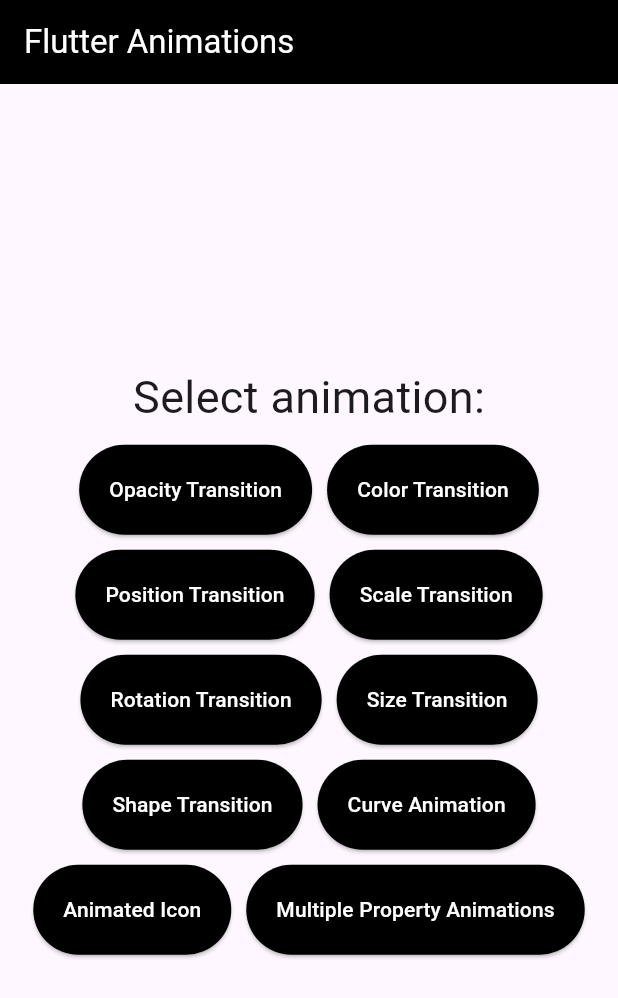
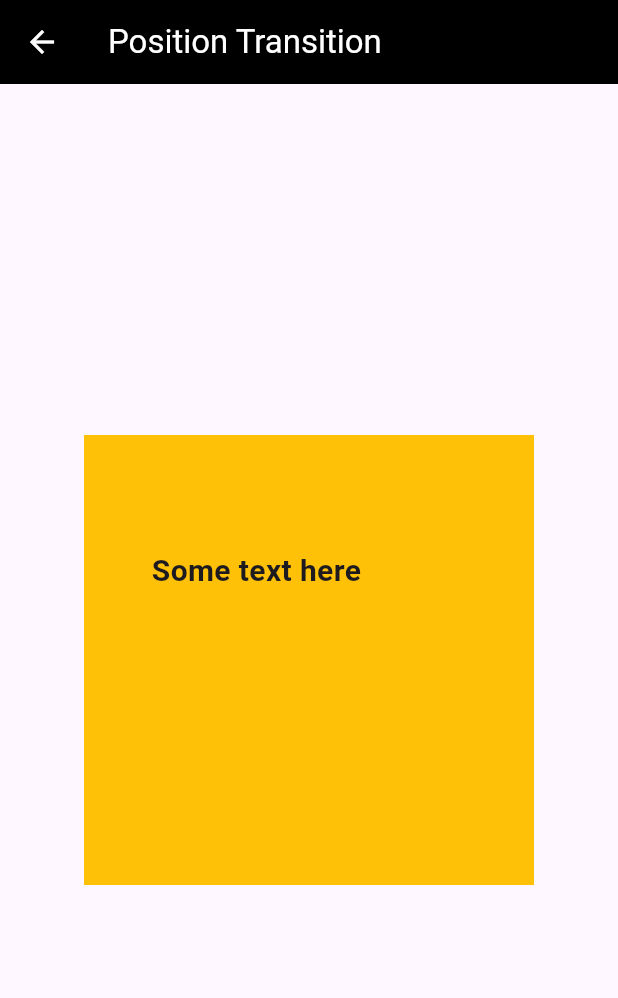
Before and after one commit to mernaislam/Flutter-Animations-pt2, a Flutter app: the screen it shows after launch, after a tap on "Position Transition", on a phone screen of 412 x 824 dp. Shown: the top 998 px of the screen. Run offline on Flutter 3.47's test engine with Material 3 defaults, Android fonts, the light colour scheme and no system bars.

Commit message:
feat: Add position transition

```diff
--- a/flutter_animations_pt2/lib/main.dart
+++ b/flutter_animations_pt2/lib/main.dart
@@ -2,6 +2,7 @@
 import 'package:flutter_animations_pt2/screens/color_transition_screen.dart';
 import 'package:flutter_animations_pt2/screens/home_screen.dart';
 import 'package:flutter_animations_pt2/screens/opacity_transition_screen.dart';
+import 'package:flutter_animations_pt2/screens/position_transition_screen.dart';
 
 void main() {
   runApp(const AnimationsApp());
@@ -19,6 +20,7 @@
         HomeScreen.id : (context) => const HomeScreen(),
         OpacityTransitionScreen.id : (context) => const OpacityTransitionScreen(),
         ColorTransitionScreen.id : (context) => const ColorTransitionScreen(),
+        PositionTransitionScreen.id :(context) => const PositionTransitionScreen(),
       },
       initialRoute: HomeScreen.id,
     );
--- /dev/null
+++ b/flutter_animations_pt2/lib/screens/position_transition_screen.dart
@@ -0,0 +1,53 @@
+import 'package:flutter/material.dart';
+
+class PositionTransitionScreen extends StatefulWidget {
+  const PositionTransitionScreen({super.key});
+
+  static const id = 'Position Transition';
+  @override
+  State<PositionTransitionScreen> createState() =>
+      _PositionTransitionScreenState();
+}
+
+class _PositionTransitionScreenState extends State<PositionTransitionScreen> {
+  @override
+  Widget build(BuildContext context) {
+    return Scaffold(
+      appBar: AppBar(
+        title: const Text(PositionTransitionScreen.id),
+        backgroundColor: Colors.black,
+        foregroundColor: Colors.white,
+      ),
+      body: TweenAnimationBuilder(
+        tween: Tween<AlignmentGeometry>(
+          begin: Alignment.topLeft,
+          end: Alignment.bottomRight,
+        ),
+        curve: Curves.easeInOut,
+        duration: const Duration(
+          seconds: 3,
+        ),
+        child: const Text(
+          'Some text here',
+          style: TextStyle(
+            fontSize: 20,
+            fontWeight: FontWeight.bold,
+          ),
+        ),
+        builder: (context, value, child) {
+          return Center(
+            child: Container(
+              height: 300,
+              width: 300,
+              color: Colors.amber,
+              child: Align(
+                alignment: value,
+                child: child,
+              ),
+            ),
+          );
+        },
+      ),
+    );
+  }
+}
```
